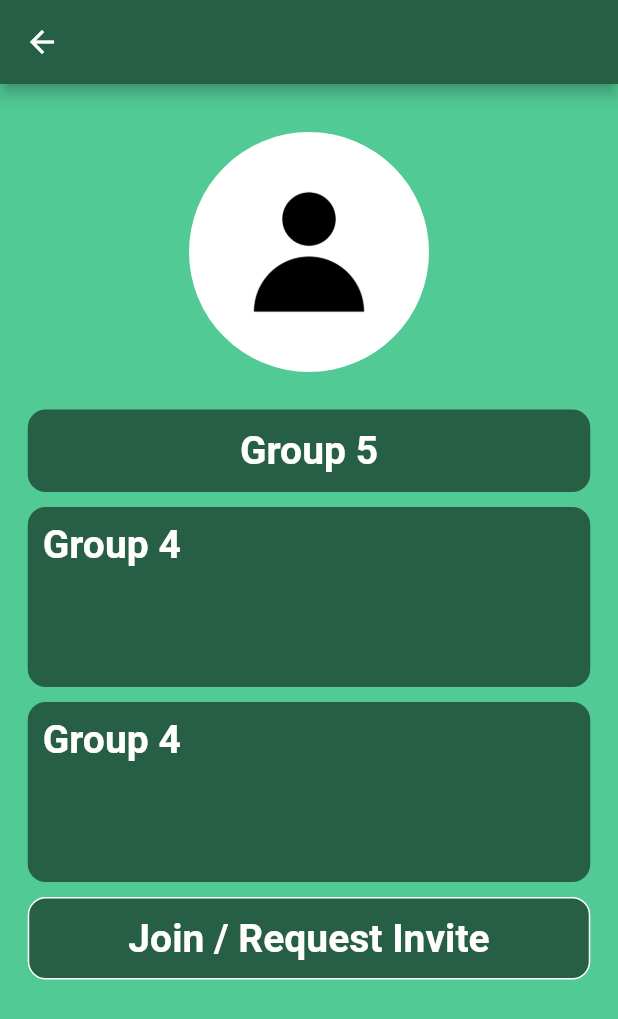
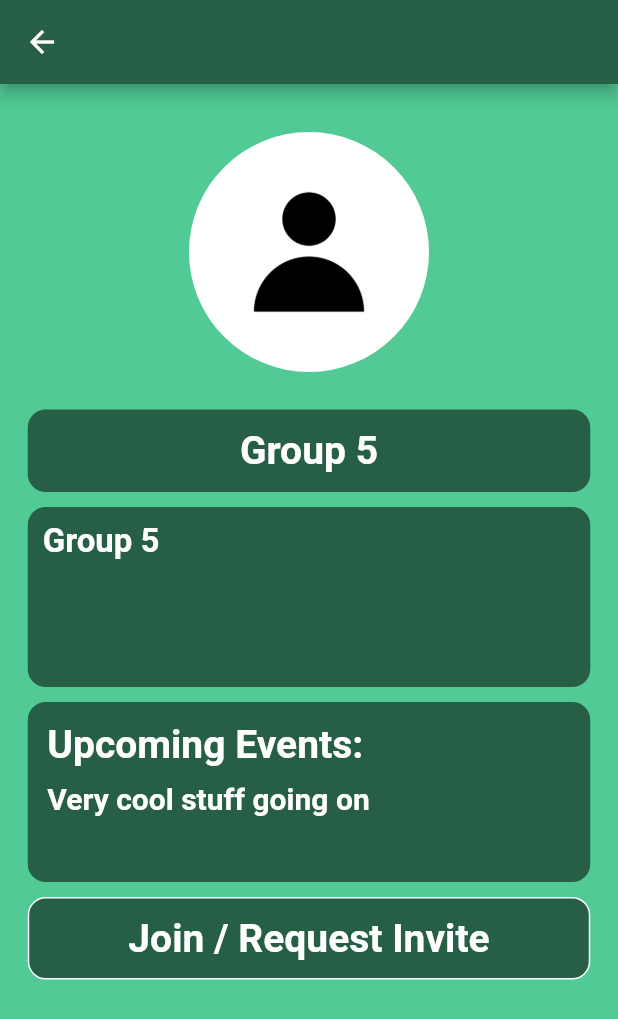
Before and after one commit to UHM-Social-Software/app, a Flutter app: the ExploreView screen opened by its route, after a tap on "Group 5", on a phone screen of 412 x 824 dp. Shown: the top 1019 px of the screen. Run offline on Flutter 3.47's test engine with Material 2 defaults, Android fonts, the phone set to English and light mode, and no system bars.

Commit message:
Load group data to settings view
Loaded group DB to settings view pages, and stylized the group page text differently

```diff
--- a/lib/app.dart
+++ b/lib/app.dart
@@ -66,7 +66,7 @@ class MyApp extends StatelessWidget {
               case CreateGroup.routeName:
                 return CreateGroup();
               case EditGroup.routeName:
-                return EditGroup(title: '',);
+                return EditGroup(groupName: '',);
               case ClassPage.routeName:
                 return ClassPage(
                   title: '',
--- a/lib/data_model/group_db.dart
+++ b/lib/data_model/group_db.dart
@@ -44,14 +44,14 @@ class GroupDB {
     GroupData(
         name: 'Group 4',
         description: 'Group 4',
-        upcomingEvents: 'Group 4',
+        upcomingEvents: 'Cool stuff going on',
         imagePath: 'assets/images/default_profile.png',
-        owner: 'Donny Boy',
-        membership: ['Donny Boy']),
+        owner: 'Justin Lisoway',
+        membership: ['Justin Lisoway','Donny Boy']),
     GroupData(
         name: 'Group 5',
-        description: 'Group 4',
-        upcomingEvents: 'Group 4',
+        description: 'Group 5',
+        upcomingEvents: 'Very cool stuff going on',
         imagePath: 'assets/images/default_profile.png',
         owner: 'Donny Boy',
         membership: ['Donny Boy']),
@@ -67,10 +67,18 @@ class GroupDB {
     return groupNames;
   }
 
-  List<GroupData> getGroups(GroupData group) {
-    return _groups
-        .where((groupData) => (groupData.owner == group.owner))
-        .toList();
+  List<String> getGroupNamesFromList(List<GroupData> groups) {
+    List<String> groupNames = [];
+    groups.forEach((groupData) => groupNames.add(groupData.name));
+    return groupNames;
+  }
+
+  List<String> getMyGroupNames(String owner) {
+    return getGroupNamesFromList(_groups.where((groupData) => groupData.owner == owner).toList());
+  }
+
+  List<String> getMembers(String groupName){
+    return _groups.firstWhere((groupData) => groupData.name == groupName).membership;
   }
 }
 
--- a/lib/data_model/user_db.dart
+++ b/lib/data_model/user_db.dart
@@ -38,7 +38,7 @@ class UserDB {
         'ICS 613'
       ],
       interests: ['swimming', 'ICS', 'finance'],
-      groups: ['UH Swim & Dive'],
+      groups: ['UH Swim & Dive', 'Group 4'],
     ),
     UserData(
       id: 'user-002',
--- a/lib/pages/home/views/profileView/pages/group_page.dart
+++ b/lib/pages/home/views/profileView/pages/group_page.dart
@@ -77,10 +77,13 @@ class GroupPage extends StatelessWidget {
                         color: Color.fromRGBO(38, 95, 70, 1.0),
                         borderRadius: BorderRadius.all(Radius.circular(12)),
                       ),
-                      child: Text(
-                          group.description,
-                          style: TextStyle(
-                              fontWeight: FontWeight.bold, fontSize: 26)),
+                      child: Column(
+                        children: [
+                          Text(group.description,
+                              style: TextStyle(
+                                  fontWeight: FontWeight.bold, fontSize: 22)),
+                        ],
+                      ),
                     ),
                   ],
                 ),
@@ -101,9 +104,28 @@ class GroupPage extends StatelessWidget {
                         color: Color.fromRGBO(38, 95, 70, 1.0),
                         borderRadius: BorderRadius.all(Radius.circular(12)),
                       ),
-                      child: Text(group.upcomingEvents,
-                          style: TextStyle(
-                              fontWeight: FontWeight.bold, fontSize: 26)),
+                      child: SingleChildScrollView(
+                        padding: EdgeInsets.all(3),
+                        child: Column(
+                          mainAxisAlignment: MainAxisAlignment.start,
+                          crossAxisAlignment: CrossAxisAlignment.start,
+                          children: [
+                            Text('Upcoming Events:',
+                                style: TextStyle(
+                                    color: Colors.white,
+                                    fontWeight: FontWeight.bold,
+                                    fontSize: 26)),
+                            const SizedBox(
+                              height: 10.0,
+                            ),
+                            Text(group.upcomingEvents,
+                                style: TextStyle(
+                                    color: Colors.white,
+                                    fontWeight: FontWeight.bold,
+                                    fontSize: 20)),
+                          ],
+                        ),
+                      ),
                     ),
                   ],
                 ),
@@ -129,7 +151,8 @@ class GroupPage extends StatelessWidget {
                     child: Text('Join / Request Invite',
                         style: TextStyle(
                             color: Colors.white,
-                            fontWeight: FontWeight.bold, fontSize: 26)),
+                            fontWeight: FontWeight.bold,
+                            fontSize: 26)),
                   ),
                 ),
               ],
```
Also changed, not shown: lib/pages/home/views/settingsView/pages/edit_group.dart (+23 -8 lines), lib/pages/home/views/settingsView/pages/edit_group_bar.dart (added, +52 -0 lines), lib/pages/home/views/settingsView/pages/my_groups.dart (+15 -23 lines).
